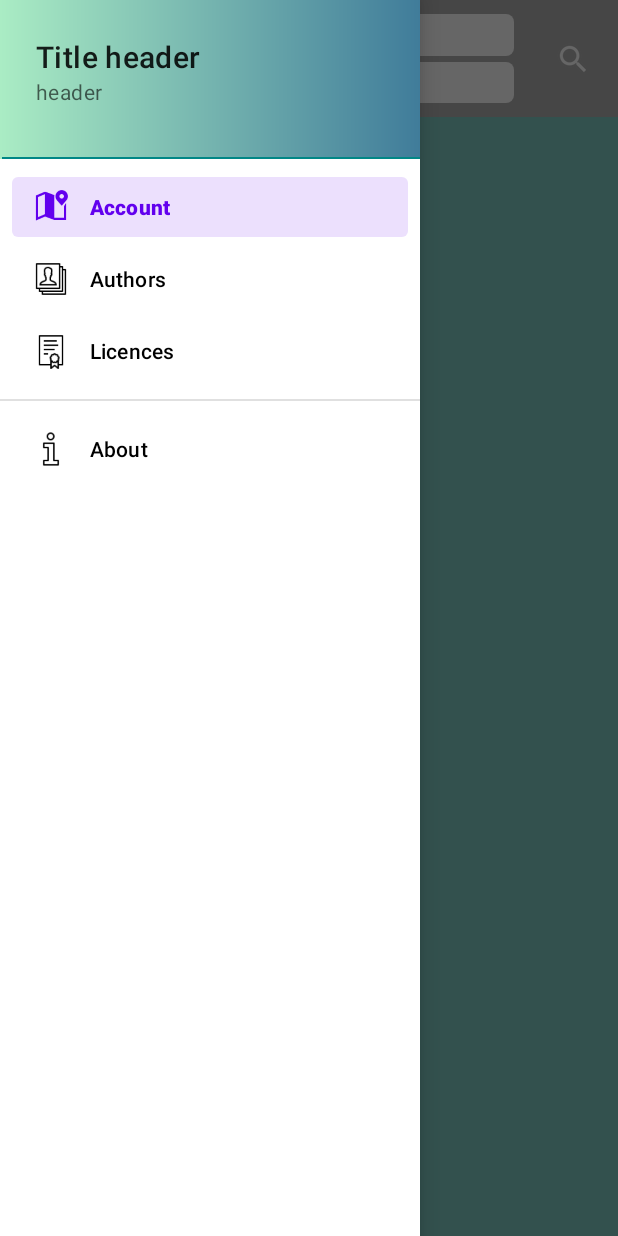
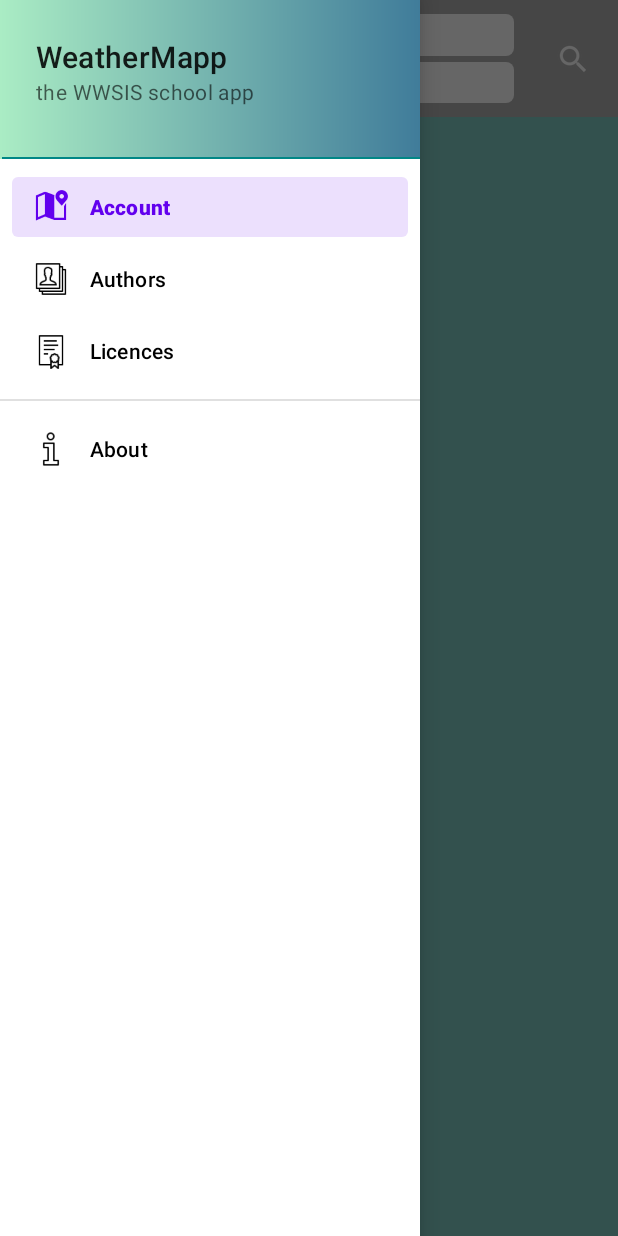
Before and after one commit to sunbeam96/weathermapp-android, an Android app: the screen it shows after launch (MainActivity), with the side drawer open, on a phone screen of 412 x 824 dp. Run offline under Robolectric (Android 15) with nearby library versions, the phone set to English and light mode, and no system bars; libraries missing offline, so code that uses them is left out: org.osmdroid.bonuspack, org.osmdroid.config, org.osmdroid.tileprovider, org.osmdroid.util, org.osmdroid.views; plain views replace MapView; 7 statements that could not run were skipped.

```diff
--- /dev/null
+++ b/app/src/main/java/com/weather/mapp/WeatherType.kt
@@ -0,0 +1,5 @@
+package com.weather.mapp
+
+enum class WeatherType {
+    RAINY, SUNNY, CLOUDY, MISTY, WINDY, SNOWY, STORMY, FOGGY
+}
--- a/app/src/main/res/layout/activity_main.xml
+++ b/app/src/main/res/layout/activity_main.xml
@@ -70,7 +70,8 @@
                     android:background="@drawable/round_edit_text"
                     android:gravity="center"
                     android:hint="@string/source"
-                    android:inputType="text" />
+                    android:inputType="text"
+                    android:textColor="#4E4E4E" />
 
                 <EditText
                     android:id="@+id/destination_point"
@@ -81,6 +82,7 @@
                     android:background="@drawable/round_edit_text"
                     android:gravity="center"
                     android:hint="@string/end"
+                    android:textColor="#4E4E4E"
                     tools:ignore="TouchTargetSizeCheck" />
 
 
@@ -96,8 +98,8 @@
 
                 <ImageButton
                     android:id="@+id/search_button"
-                    android:layout_width="50dp"
-                    android:layout_height="50dp"
+                    android:layout_width="61dp"
+                    android:layout_height="78dp"
                     android:background="#B0B0B0"
                     android:gravity="center"
                     android:onClick="routeSearch"
--- a/app/src/main/res/values/strings.xml
+++ b/app/src/main/res/values/strings.xml
@@ -1,9 +1,9 @@
 <resources>
     <string name="app_name">weathermapp-android</string>
-    <string name="header_title">Title header</string>
-    <string name="header_text">header</string>
-    <string name="source">Start</string>
-    <string name="end">Finish</string>
+    <string name="header_title">WeatherMapp</string>
+    <string name="header_text">the WWSIS school app</string>
+    <string name="source">Start location</string>
+    <string name="end">Destination</string>
     <string name="account_menu">Account</string>
     <string name="authors_menu">Authors</string>
     <string name="licences_menu">Licences</string>
```
Also changed, not shown: app/build.gradle (+9 -8 lines), app/src/main/java/com/weather/mapp/ForecastHandler.kt (added, +38 -0 lines), app/src/main/java/com/weather/mapp/MainActivity.kt (+32 -5 lines), app/src/main/java/com/weather/mapp/WeatherContainer.kt (added, +20 -0 lines).
